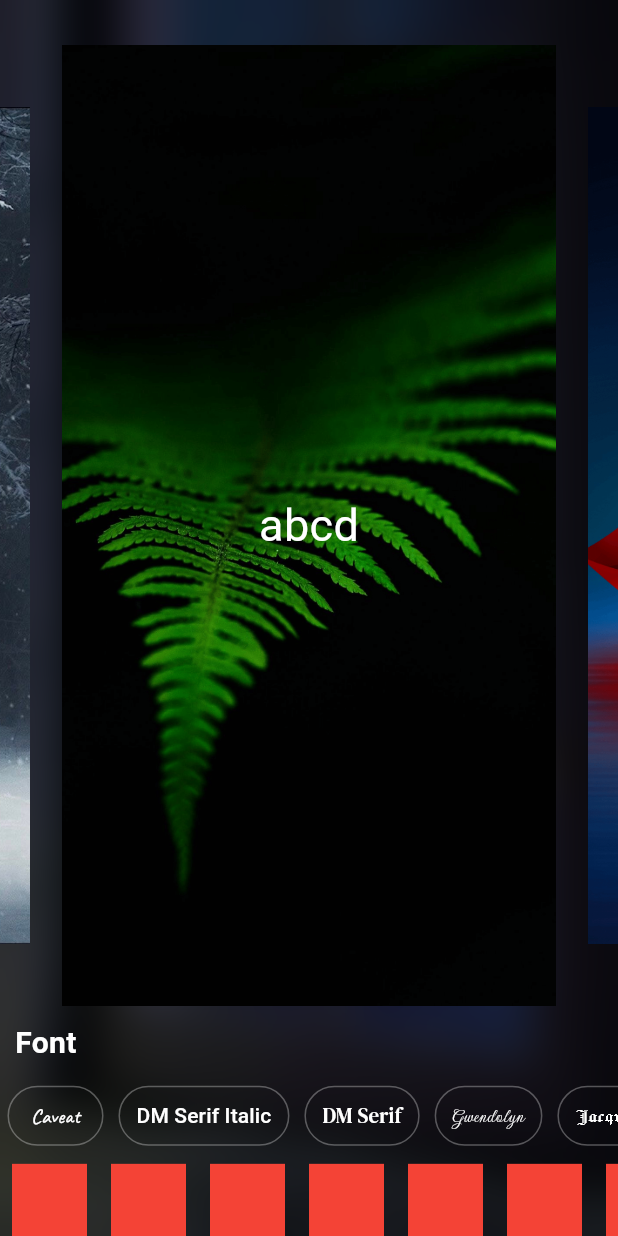
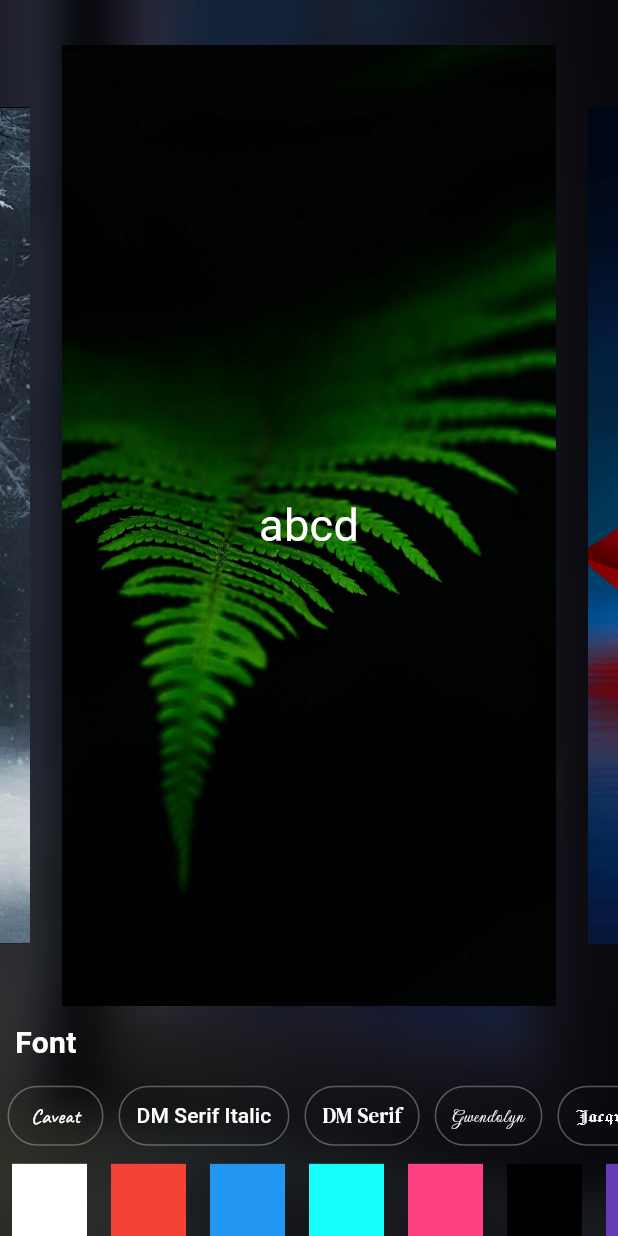
Before and after one commit to Prafulpatnecha/quotes_app, a Flutter app: the BackGChange screen opened by its route, on a phone screen of 412 x 824 dp. Run offline on Flutter 3.47's test engine with Material 3 defaults, Android fonts, the phone set to English and light mode, and no system bars; drawn by our look-alikes of carousel_slider; our stand-ins replace image_gallery_saver; Roboto replaces fonts that are missing (f2, normal); project files that could hold a hidden picture were left out.

Commit message:
10-06-24

```diff
--- a/lib/controller/controling.dart
+++ b/lib/controller/controling.dart
@@ -9,6 +9,7 @@ class MyQuotesApp extends StatelessWidget {
     return MaterialApp(
       debugShowCheckedModeBanner: false,
       initialRoute: '/view',
+      theme: ThemeData.dark(),
       routes: AppRoutes.routes,
     );
   }
--- a/lib/controller/routes.dart
+++ b/lib/controller/routes.dart
@@ -10,5 +10,6 @@ class AppRoutes
     '/':(context)=>const HomePage(),
     '/view':(context)=>const OnScreen(),
     '/backview':(context)=>const BackGChange(),
+    '/screen':(context)=>const ScreenShort(),
   };
 }
--- a/lib/home/background_changes/back_page.dart
+++ b/lib/home/background_changes/back_page.dart
@@ -1,12 +1,12 @@
 import 'dart:ui';
 
 import 'package:carousel_slider/carousel_slider.dart';
-import 'package:flutter/cupertino.dart';
 import 'package:flutter/material.dart';
-import 'package:flutter/widgets.dart';
 import 'package:quotes_app/home/home_screen/home_page.dart';
+import 'package:quotes_app/utils/color_list.dart';
 import 'package:quotes_app/utils/globle_values.dart';
-
+import 'package:quotes_app/utils/quotes_model.dart';
+QuotesModel? quotesModelColor;
 class BackGChange extends StatefulWidget {
   const BackGChange({super.key});
 
@@ -17,9 +17,10 @@ class BackGChange extends StatefulWidget {
 class _BackGChangeState extends State<BackGChange> {
   @override
   Widget build(BuildContext context) {
+    quotesModelColor=QuotesModel.toList(iList: colorList);
     double width = MediaQuery.of(context).size.width;
     double height = MediaQuery.of(context).size.height;
-    setState(() {});
+    // setState(() {});
     // quotesModelImage=QuotesModel.toList(iList: imagesList);
     return Scaffold(
       body: Stack(
@@ -103,15 +104,15 @@ class _BackGChangeState extends State<BackGChange> {
                 ),
                 Column(
                   children: [
-                    SizedBox(
+                    const SizedBox(
                       height: 10,
                     ),
-                    Row(
+                    const Row(
                       children: [
                         SizedBox(
                           width: 10,
                         ),
-                        const Text(
+                        Text(
                           'Font',
                           style: TextStyle(
                               color: Colors.white,
@@ -120,7 +121,7 @@ class _BackGChangeState extends State<BackGChange> {
                         ),
                       ],
                     ),
-                    SizedBox(
+                    const SizedBox(
                       height: 10,
                     ),
                     SingleChildScrollView(
@@ -141,7 +142,7 @@ class _BackGChangeState extends State<BackGChange> {
                                           overlayColor: WidgetStateProperty.all(
                                               Colors.white12),
                                           side: WidgetStateProperty.all(
-                                              BorderSide(
+                                              const BorderSide(
                                                   color: Colors.white30))),
                                       onPressed: () {},
                                       child: Text(
@@ -162,7 +163,7 @@ class _BackGChangeState extends State<BackGChange> {
                                           overlayColor: WidgetStateProperty.all(
                                               Colors.white12),
                                           side: WidgetStateProperty.all(
-                                              BorderSide(
+                                              const BorderSide(
                                                   color: Colors.white30))),
                                       onPressed: () {
                                         setState(() {
@@ -188,13 +189,28 @@ class _BackGChangeState extends State<BackGChange> {
                       child: Row(
                         children: [
                           ...List.generate(
-                            30,
+                            quotesModelColor!.quotesModelList.length,
                             (index) => Padding(
                               padding: const EdgeInsets.all(8.0),
-                              child: Container(
-                                height: 50,
-                                width: 50,
-                                color: Colors.red,
+                              child: GestureDetector(
+                                onTap: () {
+                                  setState(() {
+                                  colorFilled=quotesModelColor!.quotesModelList[index].color!;
+                                  });
+                                },
+                                child: (colorFilled==quotesModelColor!.quotesModelList[index].color)?Container(
+                                  height: 50,
+                                  width: 50,
+                                  decoration: BoxDecoration(
+                                  color: quotesModelColor!.quotesModelList[index].color,
+                                    border: Border.all(color: Colors.white)
+                                  ),
+                                  child: const Icon(Icons.done),
+                                ):Container(
+                                  height: 50,
+                                  width: 50,
+                                  color: quotesModelColor!.quotesModelList[index].color,
+                                ),
                               ),
                             ),
                           ),
--- a/lib/utils/color_list.dart
+++ b/lib/utils/color_list.dart
@@ -13,28 +13,27 @@ List colorList=[
     'color':Colors.cyanAccent,
   },
   {
-    'color':Colors.white,
+    'color':Colors.pinkAccent,
   },
   {
-    'color':Colors.white,
+    'color':Colors.black,
   },
   {
-    'color':Colors.white,
+    'color':Colors.deepPurple,
   },
   {
-    'color':Colors.white,
+    'color':Colors.greenAccent,
   },
   {
-    'color':Colors.white,
+    'color':Colors.deepOrange,
   },
   {
-    'color':Colors.white,
+    'color':Colors.yellowAccent,
   },
   {
-    'color':Colors.white,
+    'color':Colors.blueGrey,
   },
   {
-    'color':Colors.white,
+    'color':Colors.tealAccent,
   },
-
 ];
--- a/lib/utils/globle_values.dart
+++ b/lib/utils/globle_values.dart
@@ -1,8 +1,10 @@
 import 'package:flutter/material.dart';
 import 'package:quotes_app/home/home_screen/home_page.dart';
-import 'package:quotes_app/utils/font_list_globle.dart';
 
 Color colorFilled= Colors.white;
 bool optionAdd=true;
 int selectImageIndex=10;
 int selectFont=quotesModelFont!.quotesModelList.length-1;
+int selectIndexCopy=0;
+GlobalKey imageKey=GlobalKey();
+bool imageBool=true;
--- a/lib/utils/quotes_model.dart
+++ b/lib/utils/quotes_model.dart
@@ -1,4 +1,5 @@
 // import 'dart:nativewrappers/_internal/vm/lib/core_patch.dart';
+
 import 'package:flutter/material.dart';
 
 class QuotesModel
@@ -8,11 +9,12 @@ class QuotesModel
   String? author;
   String? font;
   String? fName;
+  Color? color;
   List<QuotesModel> quotesModelList=[];
-  QuotesModel({this.font,this.image,this.author,this.quotes,this.fName});
+  QuotesModel({this.color,this.font,this.image,this.author,this.quotes,this.fName});
   factory QuotesModel.fromQuotes(Map m1)
   {
-    return QuotesModel(image: m1['image'],author: m1['author'],quotes: m1['quote'],font: m1['font'],fName: m1['fName']);
+    return QuotesModel(color: m1['color'],image: m1['image'],author: m1['author'],quotes: m1['quote'],font: m1['font'],fName: m1['fName']);
   }
   QuotesModel.toList({required List iList,})
   {
--- a/pubspec.yaml
+++ b/pubspec.yaml
@@ -37,6 +37,8 @@ dependencies:
   cupertino_icons: ^1.0.6
   flutter_carousel_widget: ^2.2.0
   carousel_slider: ^4.2.1
+  image_gallery_saver: ^2.0.3
+#  share_plus: ^9.0.0
 
 dev_dependencies:
   flutter_test:
```
Also changed, not shown: lib/home/funtions_creating.dart (added, +44 -0 lines), lib/home/home_screen/home_page.dart (+99 -53 lines), lib/home/category_page/category_screen.dart (added), pubspec.lock, 1 other file.
